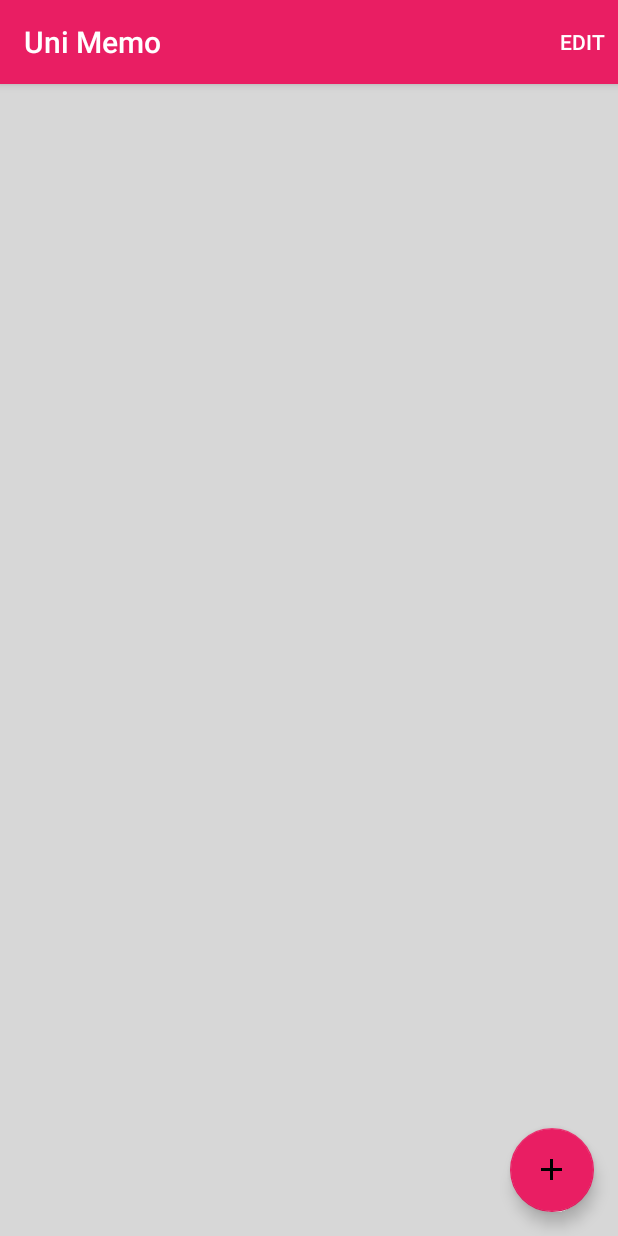
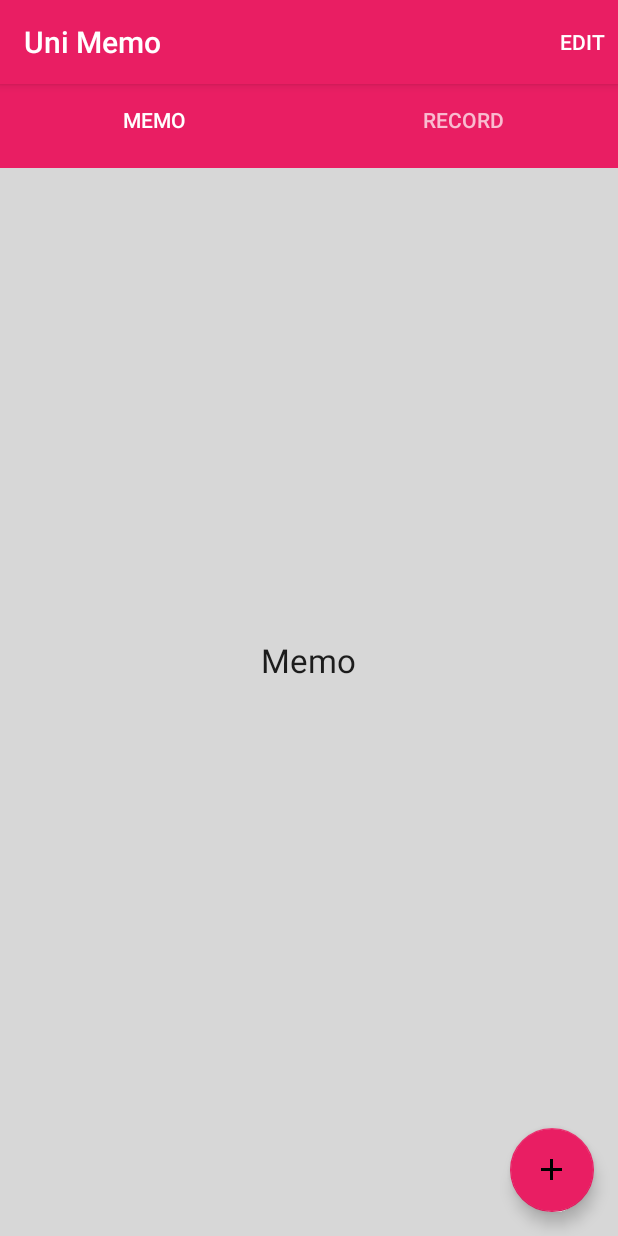
Before and after one commit to nice295/Memo, an Android app: the MainActivity screen opened directly, with no data from a screen before it, on a phone screen of 412 x 824 dp. Run offline under Robolectric (Android 15) with nearby library versions, the phone set to English and light mode, and no system bars; libraries missing offline, so code that uses them is left out: io.paperdb; 4 statements that could not run were skipped.

Commit message:
tablayout
2016-10-13

```diff
--- a/Android/app/src/main/java/com/nice295/memo/MainActivity.java
+++ b/Android/app/src/main/java/com/nice295/memo/MainActivity.java
@@ -7,6 +7,8 @@
 import android.os.Build;
 import android.os.Bundle;
 import android.support.design.widget.FloatingActionButton;
+import android.support.design.widget.TabLayout;
+import android.support.v4.view.ViewPager;
 import android.support.v7.app.AppCompatActivity;
 import android.support.v7.widget.CardView;
 import android.support.v7.widget.LinearLayoutManager;
@@ -43,6 +45,11 @@
     Animation fbOpen, fbClose, fbClockwise, fbAnticlockwise;
     boolean isOpen = false;
 
+    private TabLayout tabLayout;
+    private ViewPager viewPager;
+
+
+
     private List<Recycler_item> items; //khle
     private RecyclerView recyclerView; //khlee
     private RecyclerAdapter mAdapter; //khlee
@@ -55,6 +62,42 @@
         setContentView(R.layout.activity_main);
 
         Paper.init(this); //khlee
+
+
+        // Initializing the TabLayout
+        tabLayout = (TabLayout) findViewById(R.id.tabLayout);
+        tabLayout.addTab(tabLayout.newTab().setText("MEMO"));
+        tabLayout.addTab(tabLayout.newTab().setText("RECORD"));
+        tabLayout.setTabGravity(TabLayout.GRAVITY_FILL);
+
+        // Initializing ViewPager
+        viewPager = (ViewPager) findViewById(R.id.pager);
+
+        // Creating TabPagerAdapter adapter
+        TabPagerAdapter pagerAdapter = new TabPagerAdapter(getSupportFragmentManager(), tabLayout.getTabCount());
+        viewPager.setAdapter(pagerAdapter);
+        viewPager.addOnPageChangeListener(new TabLayout.TabLayoutOnPageChangeListener(tabLayout));
+
+        // Set TabSelectedListener
+        tabLayout.addOnTabSelectedListener(new TabLayout.OnTabSelectedListener() {
+            @Override
+            public void onTabSelected(TabLayout.Tab tab) {
+                viewPager.setCurrentItem(tab.getPosition());
+            }
+
+            @Override
+            public void onTabUnselected(TabLayout.Tab tab) {
+
+            }
+
+            @Override
+            public void onTabReselected(TabLayout.Tab tab) {
+
+            }
+        });
+
+
+
 
         fabtext = (TextView) findViewById(R.id.textView);
         fabtext_2 = (TextView) findViewById(R.id.textView2);
@@ -187,6 +230,8 @@
         }
     }
 
+
+
     public class RecyclerAdapter extends RecyclerView.Adapter<RecyclerAdapter.ViewHolder> {
         Context context;
         List<Recycler_item> items;
--- /dev/null
+++ b/Android/app/src/main/java/com/nice295/memo/TabFragment1.java
@@ -0,0 +1,20 @@
+package com.nice295.memo;
+
+
+import android.os.Bundle;
+import android.support.v4.app.Fragment;
+import android.view.LayoutInflater;
+import android.view.View;
+import android.view.ViewGroup;
+
+/**
+ * Created by Junyoung on 2016-06-23.
+ */
+
+public class TabFragment1 extends Fragment {
+
+    @Override
+    public View onCreateView(LayoutInflater inflater, ViewGroup container, Bundle savedInstanceState) {
+        return inflater.inflate(R.layout.frag_memo, container, false);
+    }
+}
--- /dev/null
+++ b/Android/app/src/main/java/com/nice295/memo/TabFragment2.java
@@ -0,0 +1,18 @@
+package com.nice295.memo;
+
+import android.os.Bundle;
+import android.support.v4.app.Fragment;
+import android.view.LayoutInflater;
+import android.view.View;
+import android.view.ViewGroup;
+
+/**
+ * Created by Junyoung on 2016-06-23.
+ */
+
+public class TabFragment2 extends Fragment {
+    @Override
+    public View onCreateView(LayoutInflater inflater, ViewGroup container, Bundle savedInstanceState) {
+        return inflater.inflate(R.layout.frag_record, container, false);
+    }
+}
--- /dev/null
+++ b/Android/app/src/main/java/com/nice295/memo/TabPagerAdapter.java
@@ -0,0 +1,42 @@
+package com.nice295.memo;
+
+import android.support.v4.app.Fragment;
+import android.support.v4.app.FragmentManager;
+import android.support.v4.app.FragmentStatePagerAdapter;
+
+/**
+ * Created by Junyoung on 2016-06-23.
+ */
+
+public class TabPagerAdapter extends FragmentStatePagerAdapter {
+
+    // Count number of tabs
+    private int tabCount;
+
+    public TabPagerAdapter(FragmentManager fm, int tabCount) {
+        super(fm);
+        this.tabCount = tabCount;
+    }
+
+    @Override
+    public Fragment getItem(int position) {
+
+        // Returning the current tabs
+        switch (position) {
+            case 0:
+                TabFragment1 tabFragment1 = new TabFragment1();
+                return tabFragment1;
+            case 1:
+                TabFragment2 tabFragment2 = new TabFragment2();
+                return tabFragment2;
+
+            default:
+                return null;
+        }
+    }
+
+    @Override
+    public int getCount() {
+        return tabCount;
+    }
+}
--- a/Android/app/src/main/res/layout/activity_main.xml
+++ b/Android/app/src/main/res/layout/activity_main.xml
@@ -11,11 +11,19 @@
 
 
 
-    <android.support.v7.widget.RecyclerView
-        android:id="@+id/my_recycler_view"
-        android:scrollbars="vertical"
-        android:layout_width="match_parent"
-        android:layout_height="match_parent"/>
+        <android.support.design.widget.TabLayout
+            android:id="@+id/tabLayout"
+            android:layout_width="match_parent"
+            android:layout_height="wrap_content"
+            android:background="?attr/colorPrimary"
+            android:minHeight="?attr/actionBarSize"
+            android:theme="@style/ThemeOverlay.AppCompat.Dark.ActionBar" />
+
+        <android.support.v4.view.ViewPager
+            android:id="@+id/pager"
+            android:layout_width="match_parent"
+            android:layout_height="match_parent" />
+
 
     <android.support.design.widget.FloatingActionButton
         android:layout_width="wrap_content"
@@ -33,6 +41,8 @@
         app:backgroundTint="@color/fab_color"
         android:visibility="invisible"
         android:onClick="startRecord" />
+
+
 
     <android.support.design.widget.FloatingActionButton
         android:layout_width="wrap_content"
@@ -85,4 +95,14 @@
         android:layout_alignBottom="@+id/fab_newMemo"
         android:layout_alignLeft="@+id/textView2"
         android:layout_alignStart="@+id/textView2" />
+
+    <android.support.v7.widget.RecyclerView
+        android:id="@+id/my_recycler_view"
+        android:scrollbars="vertical"
+        android:layout_width="match_parent"
+        android:layout_height="459dp"
+        android:layout_below="@+id/tabLayout"
+        android:layout_alignParentLeft="true"
+        android:layout_alignParentStart="true" />
+
 </RelativeLayout>
--- /dev/null
+++ b/Android/app/src/main/res/layout/frag_memo.xml
@@ -0,0 +1,14 @@
+<?xml version="1.0" encoding="utf-8"?>
+<RelativeLayout xmlns:android="http://schemas.android.com/apk/res/android"
+    android:layout_width="match_parent"
+    android:layout_height="match_parent"
+    android:orientation="vertical">
+
+    <TextView
+        android:layout_width="wrap_content"
+        android:layout_height="wrap_content"
+        android:layout_centerInParent="true"
+        android:text="Memo"
+        android:textAppearance="?android:attr/textAppearanceLarge"/>
+
+</RelativeLayout>
--- /dev/null
+++ b/Android/app/src/main/res/layout/frag_record.xml
@@ -0,0 +1,14 @@
+<?xml version="1.0" encoding="utf-8"?>
+<RelativeLayout xmlns:android="http://schemas.android.com/apk/res/android"
+    android:layout_width="match_parent"
+    android:layout_height="match_parent"
+    android:orientation="vertical">
+
+    <TextView
+        android:layout_width="wrap_content"
+        android:layout_height="wrap_content"
+        android:layout_centerInParent="true"
+        android:text="Record"
+        android:textAppearance="?android:attr/textAppearanceLarge"/>
+
+</RelativeLayout>
--- a/Android/build.gradle
+++ b/Android/build.gradle
@@ -5,7 +5,7 @@
         jcenter()
     }
     dependencies {
-        classpath 'com.android.tools.build:gradle:2.2.0'
+        classpath 'com.android.tools.build:gradle:2.2.1'
         // NOTE: Do not place your application dependencies here; they belong
         // in the individual module build.gradle files
     }
```
